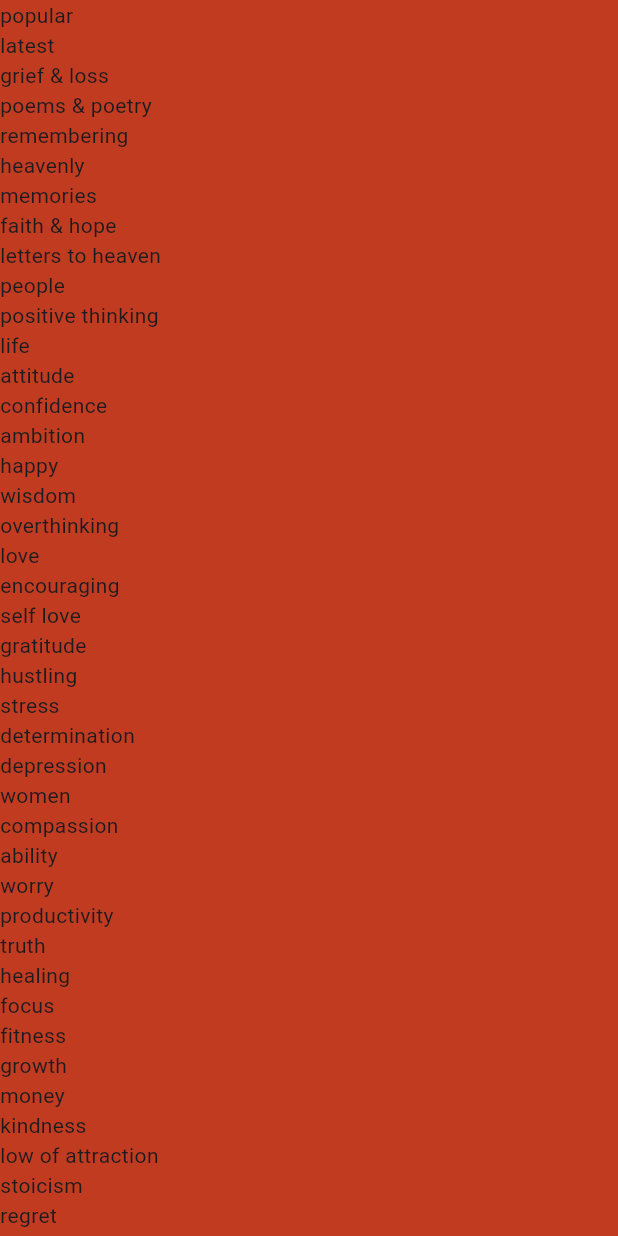
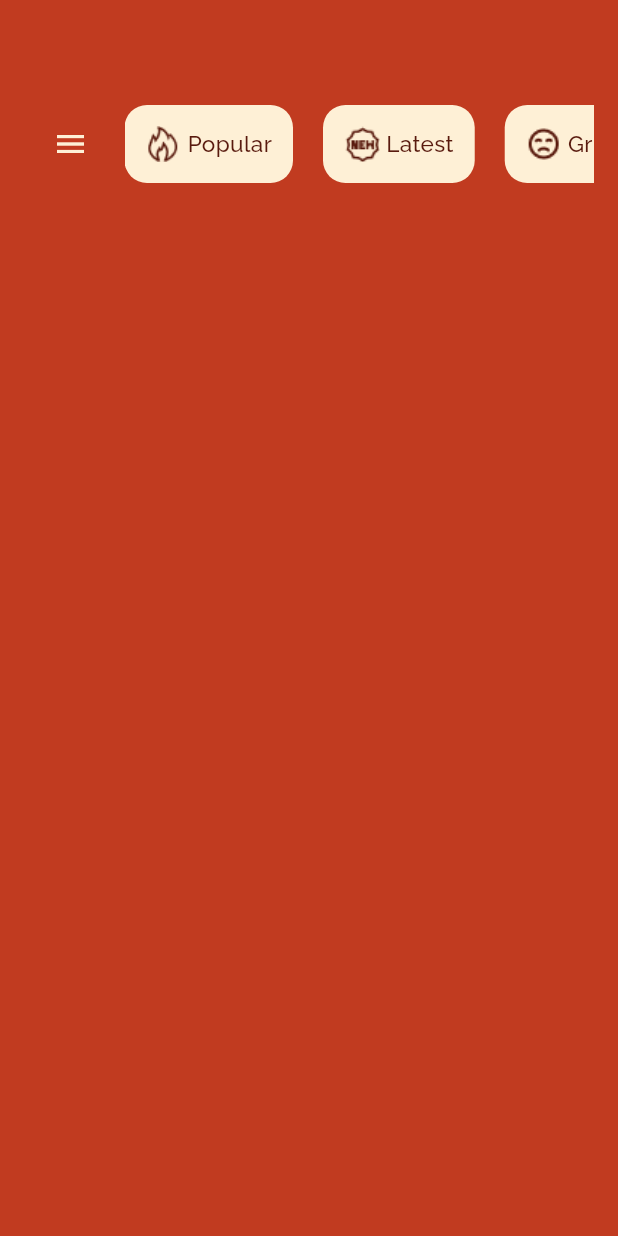
Before and after one commit to theodan11/cardinal_quote, a Flutter app: the screen it shows after launch, on a phone screen of 412 x 824 dp. Run offline on Flutter 3.47's test engine with Material 3 defaults, Android fonts, the phone set to English and light mode, and no system bars; our stand-ins replace google_fonts.

Commit message:
category list

```diff
--- /dev/null
+++ b/lib/component/category_card.dart
@@ -0,0 +1,41 @@
+import 'package:flutter/material.dart';
+import 'package:cardinal_quotes/constants/category_card_model.dart';
+import 'package:cardinal_quotes/theme/custom_colors.dart';
+import 'package:cardinal_quotes/theme/custom_text_theme.dart';
+
+class CategoryCard extends StatelessWidget {
+  final CategoryCardModel categoryItem;
+  const CategoryCard({super.key, required this.categoryItem});
+
+  @override
+  Widget build(BuildContext context) {
+    return Container(
+      // width: 120,
+
+      decoration: BoxDecoration(
+        borderRadius: BorderRadius.all(Radius.circular(15)),
+        color: CustomColors.cardWhiteColor,
+      ),
+      child: Padding(
+        padding: const EdgeInsets.symmetric(horizontal: 14.0),
+        child: Row(
+          children: [
+            Image.asset(
+              categoryItem.iconPath,
+              width: 24,
+              height: 24,
+              fit: BoxFit.cover,
+            ),
+            const SizedBox(
+              width: 4,
+            ),
+            Text(
+              "${categoryItem.label[0].toUpperCase()}${categoryItem.label.substring(1)}",
+              style: CustomTextTheme.text15med,
+            ),
+          ],
+        ),
+      ),
+    );
+  }
+}
--- /dev/null
+++ b/lib/component/category_card_builder.dart
@@ -0,0 +1,29 @@
+import 'package:cardinal_quotes/component/category_card.dart';
+import 'package:cardinal_quotes/constants/category_card_model.dart';
+import 'package:cardinal_quotes/constants/category_card_data.dart';
+import 'package:flutter/material.dart';
+
+class CategoryCardBuilder extends StatelessWidget {
+  const CategoryCardBuilder({super.key});
+
+  @override
+  Widget build(BuildContext context) {
+    return SizedBox(
+      height: 52,
+      width: MediaQuery.of(context).size.width * 0.76,
+      child: ListView.separated(
+          shrinkWrap: true,
+          separatorBuilder: (context, index) {
+            return const SizedBox(
+              width: 20,
+            );
+          },
+          itemCount: categoryList.length,
+          scrollDirection: Axis.horizontal,
+          itemBuilder: (context, index) {
+            CategoryCardModel categoryItem = categoryList[index];
+            return CategoryCard(categoryItem: categoryItem);
+          }),
+    );
+  }
+}
--- a/lib/constants/category_card_data.dart
+++ b/lib/constants/category_card_data.dart
@@ -3,8 +3,8 @@ import 'package:cardinal_quotes/constants/category_card_model.dart';
 List<CategoryCardModel> categoryList = [
   CategoryCardModel(
       label: "popular",
-      iconPath: "/assets/icons/material-symbols_explore-outline.png"),
-  CategoryCardModel(label: "latest", iconPath: "/assets/icons/new.png"),
+      iconPath: "assets/icons/material-symbols_explore-outline.png"),
+  CategoryCardModel(label: "latest", iconPath: "assets/icons/new.png"),
   CategoryCardModel(
       label: "grief & loss", iconPath: "assets/icons/uil_sad.png"),
   CategoryCardModel(
--- a/lib/main.dart
+++ b/lib/main.dart
@@ -13,6 +13,7 @@ class MyApp extends StatelessWidget {
   Widget build(BuildContext context) {
     return MaterialApp(
       title: 'Cardinal Quotes',
+      debugShowCheckedModeBanner: false,
       theme: ThemeData(
         colorScheme: ColorScheme.fromSeed(seedColor: Colors.deepPurple),
         useMaterial3: true,
--- a/lib/pages/home/home_page.dart
+++ b/lib/pages/home/home_page.dart
@@ -1,5 +1,4 @@
-import 'package:cardinal_quotes/constants/category_card_data.dart';
-import 'package:cardinal_quotes/constants/category_card_model.dart';
+import 'package:cardinal_quotes/component/category_card_builder.dart';
 import 'package:cardinal_quotes/theme/custom_colors.dart';
 import 'package:flutter/material.dart';
 
@@ -9,15 +8,30 @@ class HomePage extends StatelessWidget {
   @override
   Widget build(BuildContext context) {
     return Scaffold(
-      backgroundColor: CustomColors.primaryBgColor,
-      body: Center(
-        child: ListView.builder(
-            itemCount: categoryList.length,
-            itemBuilder: (context, index) {
-              CategoryCardModel categoryItem = categoryList[index];
-              return Text(categoryItem.label);
-            }),
-      ),
-    );
+        backgroundColor: CustomColors.primaryBgColor,
+        body: SingleChildScrollView(
+          child: Padding(
+            padding: const EdgeInsets.only(left: 35),
+            child: Column(
+              children: [
+                const SizedBox(
+                  height: 70,
+                ),
+                Row(
+                  children: [
+                    Icon(
+                      Icons.menu,
+                      color: CustomColors.cardWhiteColor,
+                    ),
+                    const SizedBox(
+                      width: 24,
+                    ),
+                    CategoryCardBuilder()
+                  ],
+                ),
+              ],
+            ),
+          ),
+        ));
   }
 }
--- /dev/null
+++ b/lib/theme/custom_text_theme.dart
@@ -0,0 +1,12 @@
+import 'package:cardinal_quotes/theme/custom_colors.dart';
+import 'package:flutter/material.dart';
+import 'package:google_fonts/google_fonts.dart';
+
+class CustomTextTheme {
+  CustomTextTheme();
+  static final TextStyle text15med = GoogleFonts.raleway(
+    fontSize: 15,
+    fontWeight: FontWeight.w500,
+    color: CustomColors.primaryColor,
+  );
+}
--- a/pubspec.yaml
+++ b/pubspec.yaml
@@ -34,6 +34,7 @@ dependencies:
   # The following adds the Cupertino Icons font to your application.
   # Use with the CupertinoIcons class for iOS style icons.
   cupertino_icons: ^1.0.8
+  google_fonts: ^6.3.0
 
 dev_dependencies:
   flutter_test:
@@ -58,8 +59,8 @@ flutter:
   uses-material-design: true
 
   # To add assets to your application, add an assets section, like this:
-  # assets:
-  #   - images/a_dot_burr.jpeg
+  assets:
+    - assets/icons/
   #   - images/a_dot_ham.jpeg
 
   # An image asset can refer to one or more resolution-specific "variants", see
```
Also changed, not shown: pubspec.lock, 1 other file.
